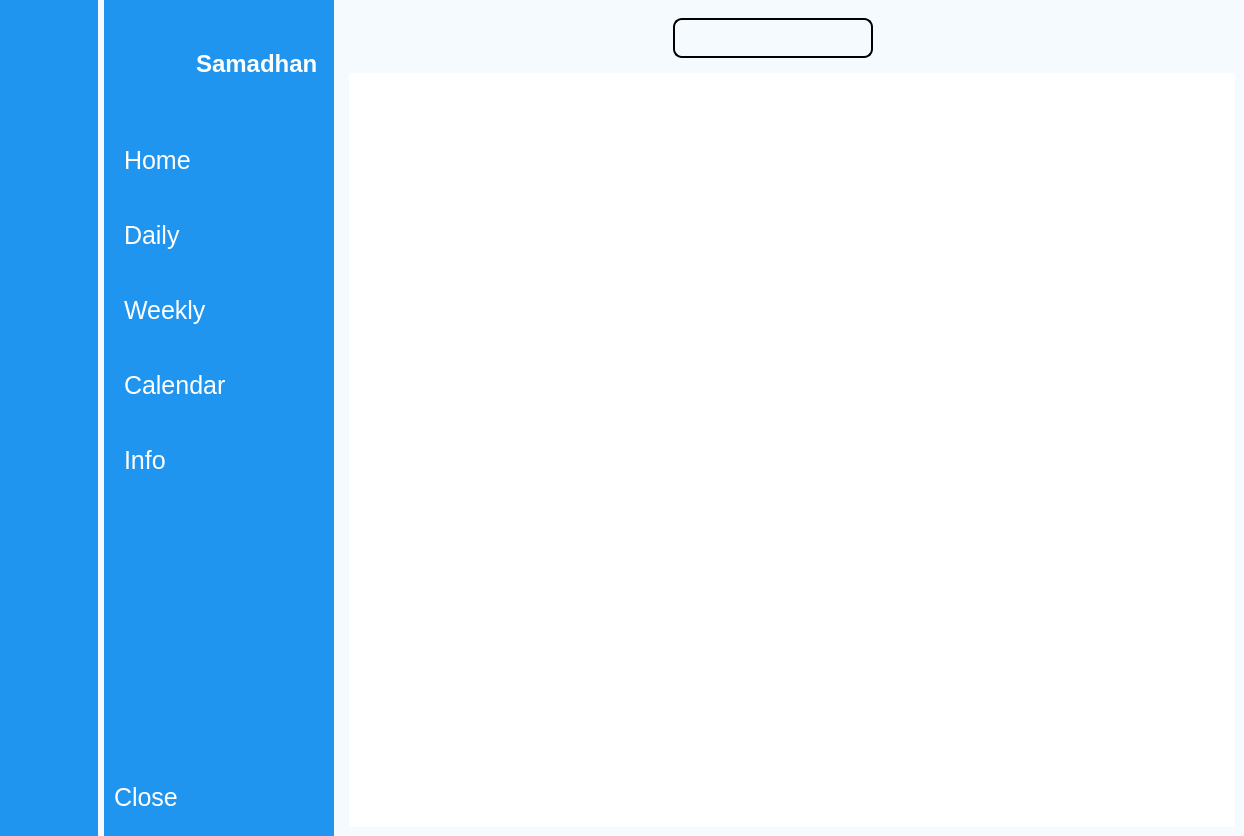
First picture: the form in UI/Copies/menu_ui copy.ui, repository Paurakh977/Samadhan, before the edit.
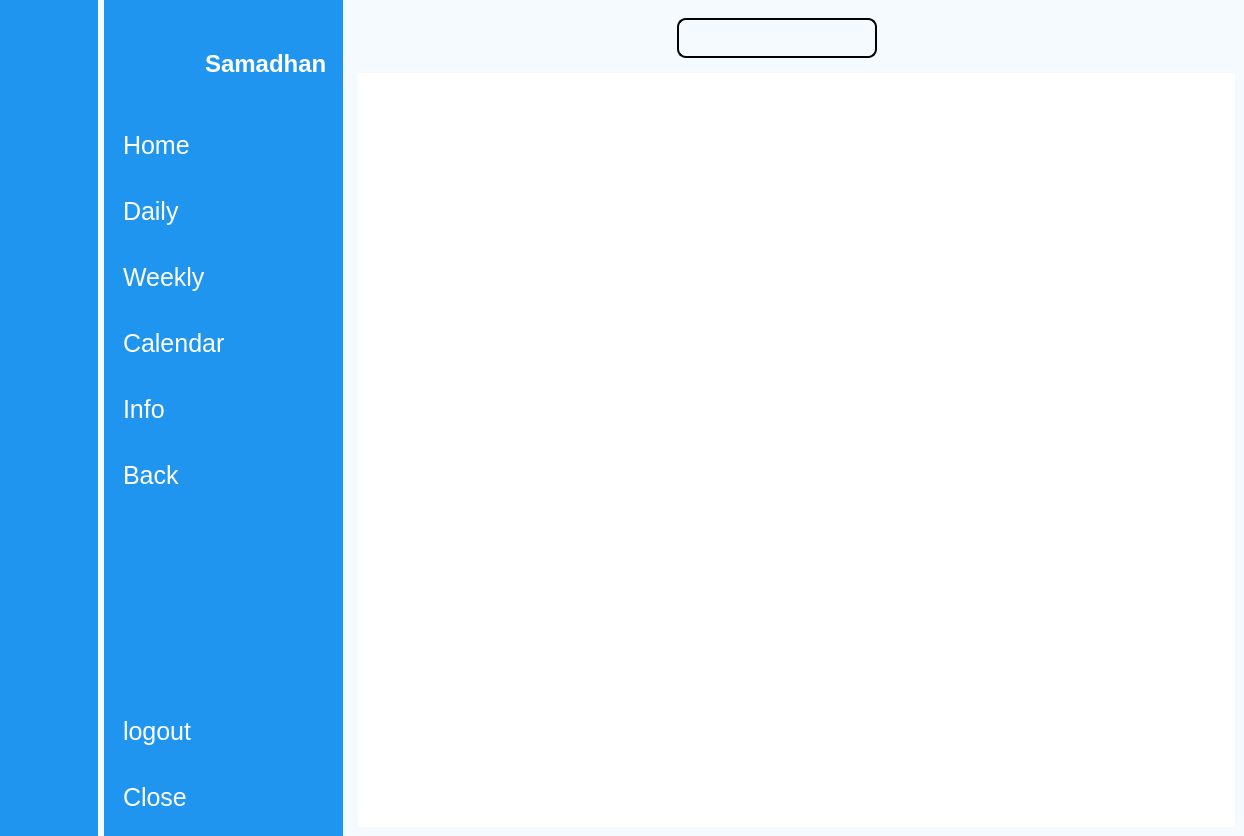
Second picture: the form after the edit. Icons and pictures are not drawn.

Patch:
```diff
--- a/UI/Copies/menu_ui copy.ui
+++ b/UI/Copies/menu_ui copy.ui
@@ -48,8 +48,6 @@
 	font-weight:bold;
 }</string>
       </property>
-      <layout class="QHBoxLayout" name="horizontalLayout_4">
-       <item>
         <layout class="QVBoxLayout" name="verticalLayout_3">
          <item>
           <layout class="QHBoxLayout" name="horizontalLayout_3">
@@ -85,12 +83,6 @@
          </item>
          <item>
           <layout class="QVBoxLayout" name="verticalLayout">
-           <property name="spacing">
-            <number>15</number>
-           </property>
-           <property name="topMargin">
-            <number>15</number>
-           </property>
            <item>
             <widget class="QPushButton" name="home_1">
              <property name="cursor">
@@ -267,8 +259,6 @@
           </widget>
          </item>
         </layout>
-       </item>
-      </layout>
      </widget>
     </item>
     <item row="0" column="1">
@@ -295,9 +285,6 @@
 }</string>
       </property>
       <layout class="QVBoxLayout" name="verticalLayout_4">
-       <property name="leftMargin">
-        <number>0</number>
-       </property>
        <item>
         <layout class="QHBoxLayout" name="horizontalLayout_2">
          <property name="rightMargin">
@@ -356,15 +343,6 @@
        </item>
        <item>
         <layout class="QVBoxLayout" name="verticalLayout_2">
-         <property name="spacing">
-          <number>15</number>
-         </property>
-         <property name="leftMargin">
-          <number>10</number>
-         </property>
-         <property name="topMargin">
-          <number>15</number>
-         </property>
          <item>
           <widget class="QPushButton" name="home_2">
            <property name="font">
@@ -543,6 +521,44 @@
            </property>
           </widget>
          </item>
+         <item>
+          <widget class="QPushButton" name="back_2">
+           <property name="font">
+            <font>
+             <pointsize>-1</pointsize>
+            </font>
+           </property>
+           <property name="cursor">
+            <cursorShape>PointingHandCursor</cursorShape>
+           </property>
+           <property name="layoutDirection">
+            <enum>Qt::LeftToRight</enum>
+           </property>
+           <property name="styleSheet">
+            <string notr="true">font-size:25px;</string>
+           </property>
+           <property name="text">
+            <string>Back</string>
+           </property>
+           <property name="icon">
+            <iconset>
+             <normaloff>../Images/back-button (1).png</normaloff>
+             <normalon>../Images/back-button.png</normalon>../Images/back-button (1).png</iconset>
+           </property>
+           <property name="iconSize">
+            <size>
+             <width>40</width>
+             <height>40</height>
+            </size>
+           </property>
+           <property name="checkable">
+            <bool>true</bool>
+           </property>
+           <property name="autoExclusive">
+            <bool>true</bool>
+           </property>
+          </widget>
+         </item>
         </layout>
        </item>
        <item>
@@ -558,6 +574,44 @@
          </property>
         </spacer>
        </item>
+       <item>
+        <widget class="QPushButton" name="logout_2">
+         <property name="font">
+          <font>
+           <pointsize>-1</pointsize>
+          </font>
+         </property>
+         <property name="cursor">
+          <cursorShape>PointingHandCursor</cursorShape>
+         </property>
+         <property name="layoutDirection">
+          <enum>Qt::LeftToRight</enum>
+         </property>
+         <property name="styleSheet">
+          <string notr="true">font-size:25px;</string>
+         </property>
+         <property name="text">
+          <string>logout</string>
+         </property>
+         <property name="icon">
+          <iconset>
+           <normaloff>../Images/logout.png</normaloff>
+           <normalon>../Images/logout (1).png</normalon>../Images/logout.png</iconset>
+         </property>
+         <property name="iconSize">
+          <size>
+           <width>40</width>
+           <height>40</height>
+          </size>
+         </property>
+         <property name="checkable">
+          <bool>true</bool>
+         </property>
+         <property name="autoExclusive">
+          <bool>true</bool>
+         </property>
+        </widget>
+       </item>
        <item>
         <widget class="QPushButton" name="close_2">
          <property name="cursor">
```
Left out of the diff: 160 changed lines with no effect on the pictures. Lines whose indentation alone changed are shown as unchanged.
